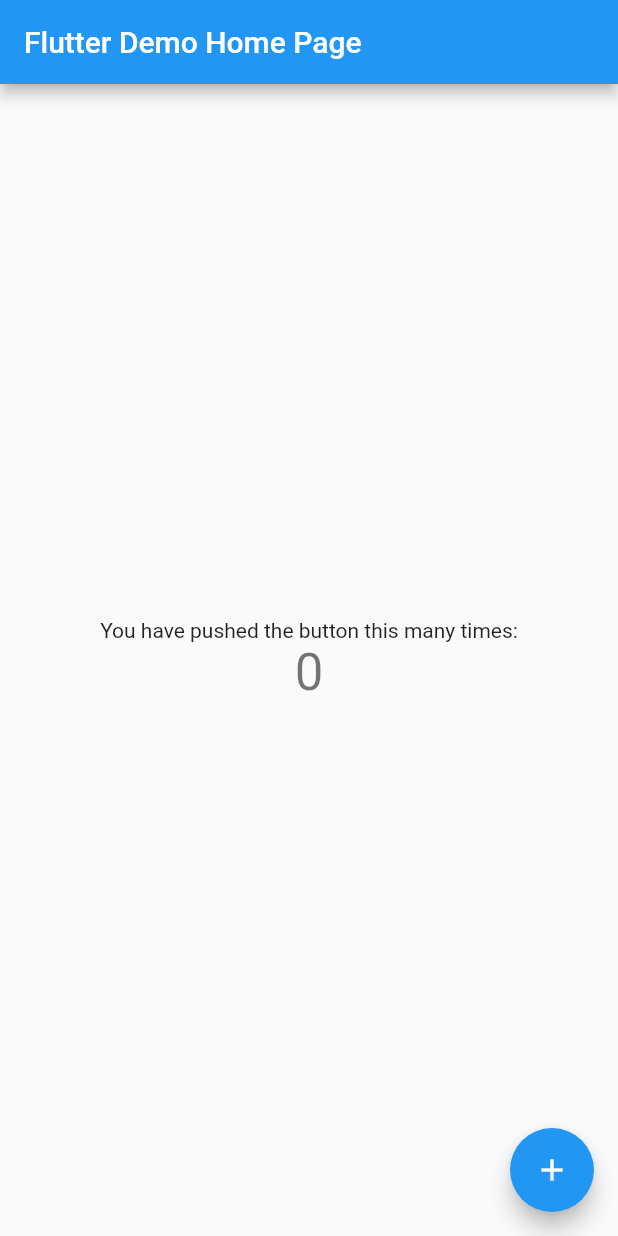
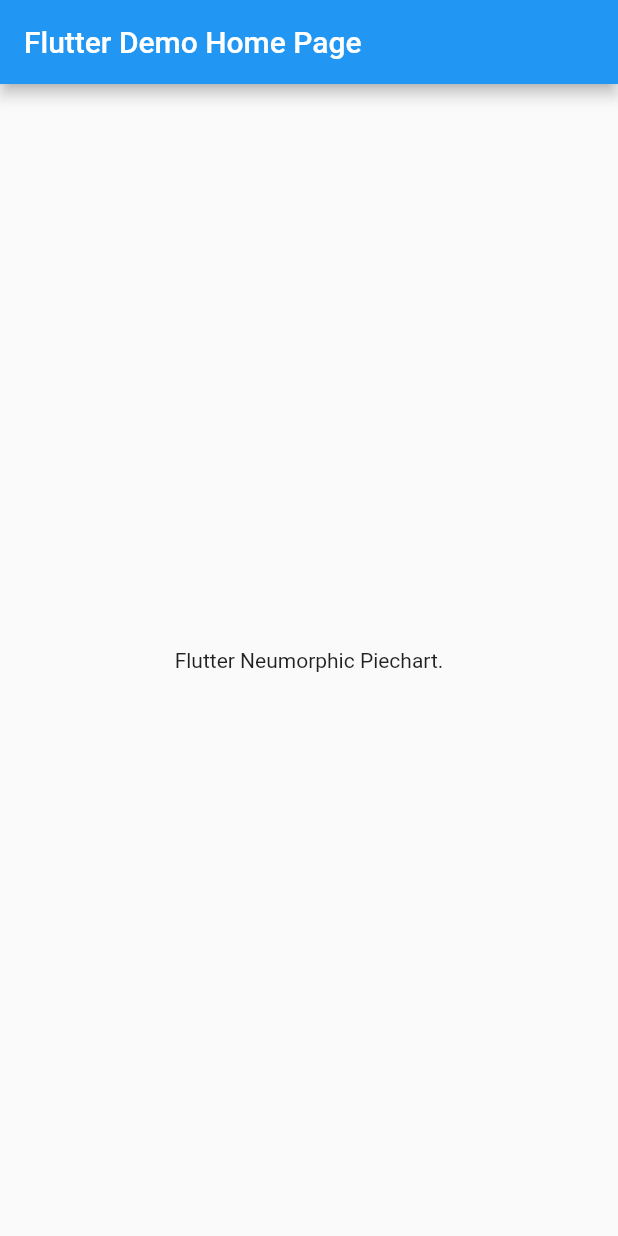
Before and after one commit to maxgdev/neumorphic_piechart, a Flutter app: the screen it shows after launch, on a phone screen of 412 x 824 dp. Run offline on Flutter 3.47's test engine with Material 2 defaults, Android fonts, the phone set to English and light mode, and no system bars.

```diff
--- a/lib/main.dart
+++ b/lib/main.dart
@@ -11,19 +11,7 @@ class MyApp extends StatelessWidget {
     return MaterialApp(
       title: 'Flutter Demo',
       theme: ThemeData(
-        // This is the theme of your application.
-        //
-        // Try running your application with "flutter run". You'll see the
-        // application has a blue toolbar. Then, without quitting the app, try
-        // changing the primarySwatch below to Colors.green and then invoke
-        // "hot reload" (press "r" in the console where you ran "flutter run",
-        // or simply save your changes to "hot reload" in a Flutter IDE).
-        // Notice that the counter didn't reset back to zero; the application
-        // is not restarted.
         primarySwatch: Colors.blue,
-        // This makes the visual density adapt to the platform that you run
-        // the app on. For desktop platforms, the controls will be smaller and
-        // closer together (more dense) than on mobile platforms.
         visualDensity: VisualDensity.adaptivePlatformDensity,
       ),
       home: MyHomePage(title: 'Flutter Demo Home Page'),
@@ -34,15 +22,6 @@ class MyApp extends StatelessWidget {
 class MyHomePage extends StatefulWidget {
   MyHomePage({Key key, this.title}) : super(key: key);
 
-  // This widget is the home page of your application. It is stateful, meaning
-  // that it has a State object (defined below) that contains fields that affect
-  // how it looks.
-
-  // This class is the configuration for the state. It holds the values (in this
-  // case the title) provided by the parent (in this case the App widget) and
-  // used by the build method of the State. Fields in a Widget subclass are
-  // always marked "final".
-
   final String title;
 
   @override
@@ -50,68 +29,30 @@ class MyHomePage extends StatefulWidget {
 }
 
 class _MyHomePageState extends State<MyHomePage> {
-  int _counter = 0;
 
-  void _incrementCounter() {
-    setState(() {
-      // This call to setState tells the Flutter framework that something has
-      // changed in this State, which causes it to rerun the build method below
-      // so that the display can reflect the updated values. If we changed
-      // _counter without calling setState(), then the build method would not be
-      // called again, and so nothing would appear to happen.
-      _counter++;
-    });
-  }
 
   @override
   Widget build(BuildContext context) {
-    // This method is rerun every time setState is called, for instance as done
-    // by the _incrementCounter method above.
-    //
-    // The Flutter framework has been optimized to make rerunning build methods
-    // fast, so that you can just rebuild anything that needs updating rather
-    // than having to individually change instances of widgets.
+
     return Scaffold(
       appBar: AppBar(
-        // Here we take the value from the MyHomePage object that was created by
-        // the App.build method, and use it to set our appbar title.
+
         title: Text(widget.title),
       ),
       body: Center(
-        // Center is a layout widget. It takes a single child and positions it
-        // in the middle of the parent.
+
         child: Column(
-          // Column is also a layout widget. It takes a list of children and
-          // arranges them vertically. By default, it sizes itself to fit its
-          // children horizontally, and tries to be as tall as its parent.
-          //
-          // Invoke "debug painting" (press "p" in the console, choose the
-          // "Toggle Debug Paint" action from the Flutter Inspector in Android
-          // Studio, or the "Toggle Debug Paint" command in Visual Studio Code)
-          // to see the wireframe for each widget.
-          //
-          // Column has various properties to control how it sizes itself and
-          // how it positions its children. Here we use mainAxisAlignment to
-          // center the children vertically; the main axis here is the vertical
-          // axis because Columns are vertical (the cross axis would be
-          // horizontal).
+
           mainAxisAlignment: MainAxisAlignment.center,
           children: <Widget>[
             Text(
-              'You have pushed the button this many times:',
+              'Flutter Neumorphic Piechart.',
             ),
-            Text(
-              '$_counter',
-              style: Theme.of(context).textTheme.headline4,
-            ),
+
           ],
         ),
       ),
-      floatingActionButton: FloatingActionButton(
-        onPressed: _incrementCounter,
-        tooltip: 'Increment',
-        child: Icon(Icons.add),
-      ), // This trailing comma makes auto-formatting nicer for build methods.
+
     );
   }
 }
```
Also changed, not shown: 3 other files.
